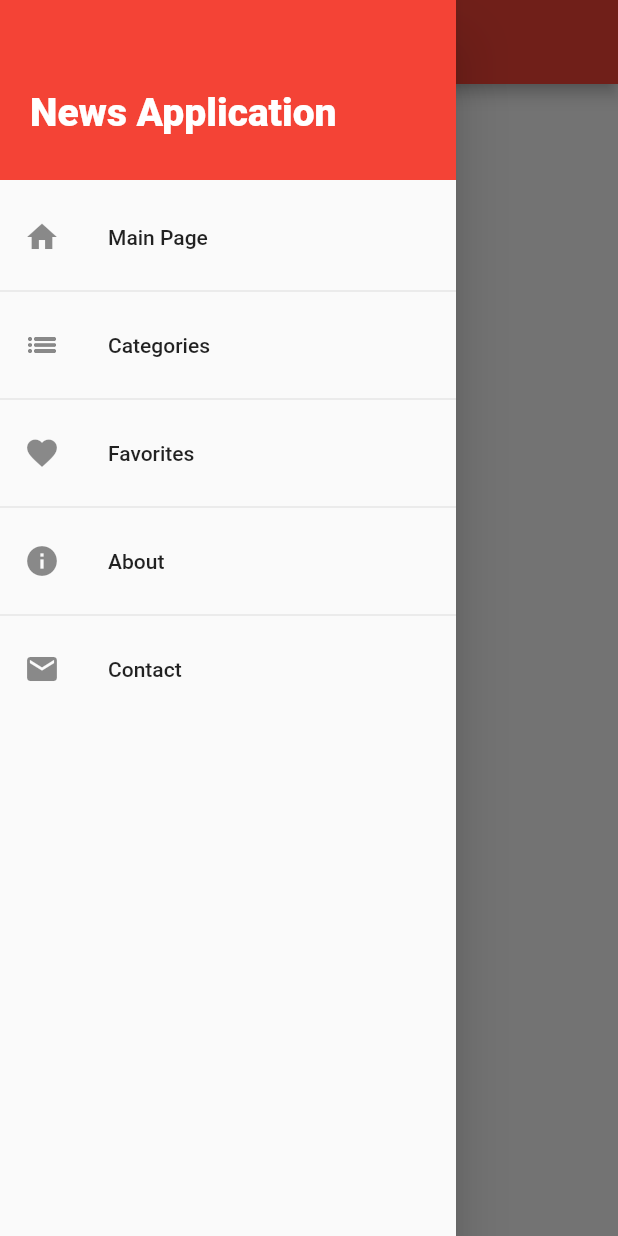
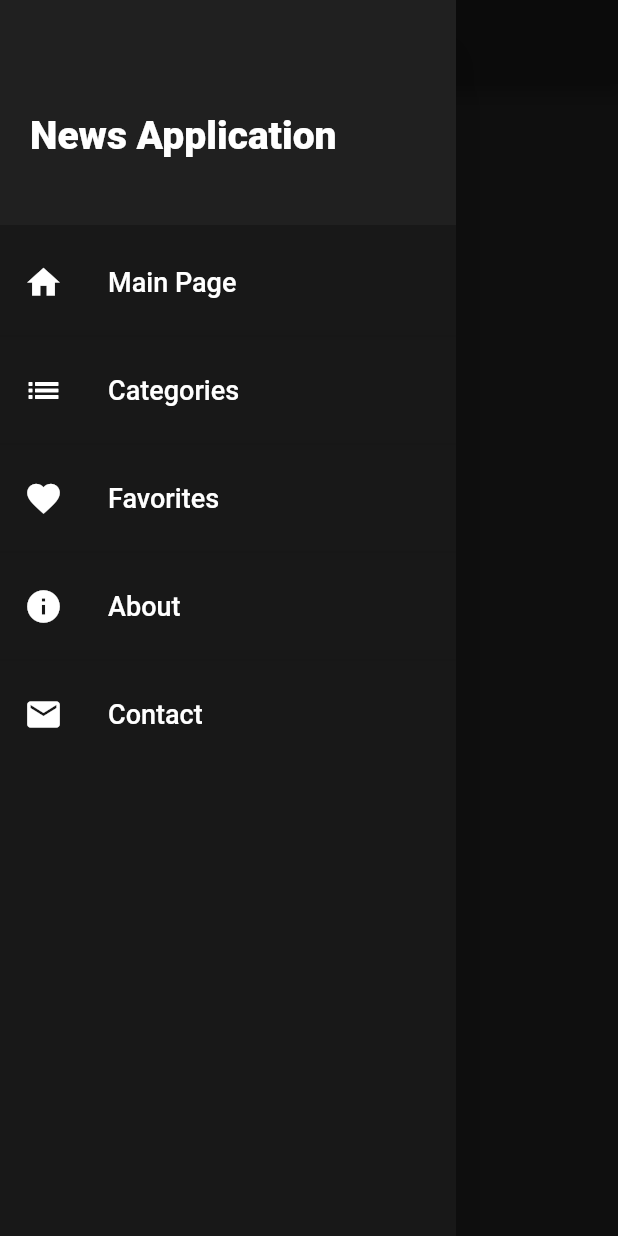
Before and after one commit to elchinabraham/news, a Flutter app: the AboutScreen screen opened by its route, with the side drawer open, on a phone screen of 412 x 824 dp. Run offline on Flutter 3.47's test engine with Material 2 defaults, Android fonts, the phone set to English and light mode, and no system bars; network calls fail.

Commit message:
2022.04.17 make application black design

```diff
--- a/lib/main.dart
+++ b/lib/main.dart
@@ -19,6 +19,7 @@ class MyApp extends StatelessWidget {
       title: 'Flutter Demo',
       theme: ThemeData(
         primarySwatch: Colors.red,
+        accentColor: const Color.fromRGBO(32, 32, 32, 1),
       ),
       initialRoute: '/',
       routes: {
--- a/lib/screens/about_screen.dart
+++ b/lib/screens/about_screen.dart
@@ -9,12 +9,17 @@ class AboutScreen extends StatelessWidget {
   @override
   Widget build(BuildContext context) {
     return Scaffold(
+      backgroundColor: const Color.fromRGBO(32, 32, 32, 1),
       appBar: AppBar(
+        backgroundColor: const Color.fromRGBO(24, 24, 24, 1),
         title: const Text('About'),
       ),
       drawer: MainDrawer(Screens.About),
       body: Container(
-        child: const Text('About....'),
+        child: const Text(
+          'About....',
+          style: TextStyle(color: Colors.white),
+        ),
       ),
     );
   }
--- a/lib/screens/favorites_screen.dart
+++ b/lib/screens/favorites_screen.dart
@@ -67,7 +67,9 @@ class _FavoritesScreenState extends State<FavoritesScreen> {
   @override
   Widget build(BuildContext context) {
     return Scaffold(
+      backgroundColor: const Color.fromRGBO(24, 24, 24, 1),
       appBar: AppBar(
+        backgroundColor: const Color.fromRGBO(32, 32, 32, 1),
         title: isSearching
             ? TextField(
                 focusNode: searchFocusNode,
@@ -111,7 +113,7 @@ class _FavoritesScreenState extends State<FavoritesScreen> {
                   }),
         ],
       ),
-      drawer: MainDrawer(Screens.Favorites),
+      drawer: MainDrawer(Screens.Home),
       body: items.isNotEmpty
           ? RefreshIndicator(
               color: Colors.black87,
--- a/lib/widgets/main_drawer.dart
+++ b/lib/widgets/main_drawer.dart
@@ -13,15 +13,18 @@ class MainDrawer extends StatelessWidget {
 
   @override
   Widget build(BuildContext context) {
+    print('test');
     return Drawer(
+      backgroundColor: const Color.fromRGBO(24, 24, 24, 1),
       child: Column(
         children: <Widget>[
           Container(
-            height: 120,
+            height: 150,
             width: double.infinity,
             padding: const EdgeInsets.fromLTRB(20, 40, 20, 10),
             alignment: Alignment.centerLeft,
-            color: Colors.red[500],
+            color:
+                1 == 1 ? const Color.fromRGBO(32, 32, 32, 1) : Colors.red[500],
             child: const Text(
               'News Application',
               style: TextStyle(
@@ -33,8 +36,18 @@ class MainDrawer extends StatelessWidget {
           ),
           const SizedBox(height: 10),
           ListTile(
-            leading: const Icon(Icons.home),
-            title: const Text('Main Page'),
+            leading: const Icon(
+              Icons.home,
+              color: Colors.white,
+              size: 26,
+            ),
+            title: const Text(
+              'Main Page',
+              style: TextStyle(
+                color: Colors.white,
+                fontSize: 18,
+              ),
+            ),
             onTap: () {
               // Open main page
               Navigator.of(context).pop();
@@ -45,8 +58,18 @@ class MainDrawer extends StatelessWidget {
           ),
           const Divider(),
           ListTile(
-            leading: const Icon(Icons.list_outlined),
-            title: const Text('Categories'),
+            leading: const Icon(
+              Icons.list_outlined,
+              color: Colors.white,
+              size: 26,
+            ),
+            title: const Text(
+              'Categories',
+              style: TextStyle(
+                color: Colors.white,
+                fontSize: 18,
+              ),
+            ),
             onTap: () {
               // open categories screen
               Navigator.of(context).pop();
@@ -58,8 +81,18 @@ class MainDrawer extends StatelessWidget {
           ),
           const Divider(),
           ListTile(
-            leading: const Icon(Icons.favorite),
-            title: const Text('Favorites'),
+            leading: const Icon(
+              Icons.favorite,
+              color: Colors.white,
+              size: 26,
+            ),
+            title: const Text(
+              'Favorites',
+              style: TextStyle(
+                color: Colors.white,
+                fontSize: 18,
+              ),
+            ),
             onTap: () {
               // open main page with only favorite items
               Navigator.of(context).pop();
@@ -71,8 +104,18 @@ class MainDrawer extends StatelessWidget {
           ),
           const Divider(),
           ListTile(
-            leading: const Icon(Icons.info),
-            title: const Text('About'),
+            leading: const Icon(
+              Icons.info,
+              color: Colors.white,
+              size: 26,
+            ),
+            title: const Text(
+              'About',
+              style: TextStyle(
+                color: Colors.white,
+                fontSize: 18,
+              ),
+            ),
             onTap: () {
               // open about screen
               Navigator.of(context).pop();
@@ -84,8 +127,18 @@ class MainDrawer extends StatelessWidget {
           ),
           const Divider(),
           ListTile(
-            leading: const Icon(Icons.mail),
-            title: const Text('Contact'),
+            leading: const Icon(
+              Icons.mail,
+              color: Colors.white,
+              size: 26,
+            ),
+            title: const Text(
+              'Contact',
+              style: TextStyle(
+                color: Colors.white,
+                fontSize: 18,
+              ),
+            ),
             onTap: () {
               // open contact screen
               Navigator.of(context).pop();
```
Also changed, not shown: lib/screens/categories_screen.dart (+8 -1 lines), lib/screens/contact_screen.dart (+6 -1 lines), lib/screens/news_screen.dart (+18 -6 lines), lib/widgets/news_item.dart (+23 -4 lines), pubspec.lock, 1 other file.
